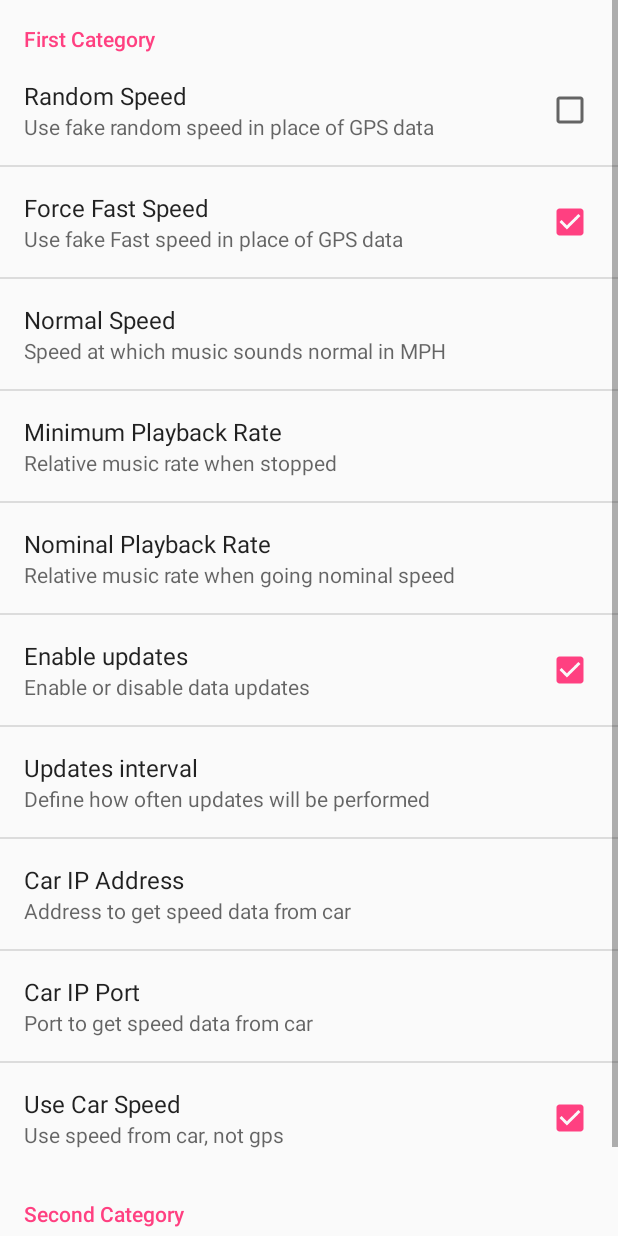
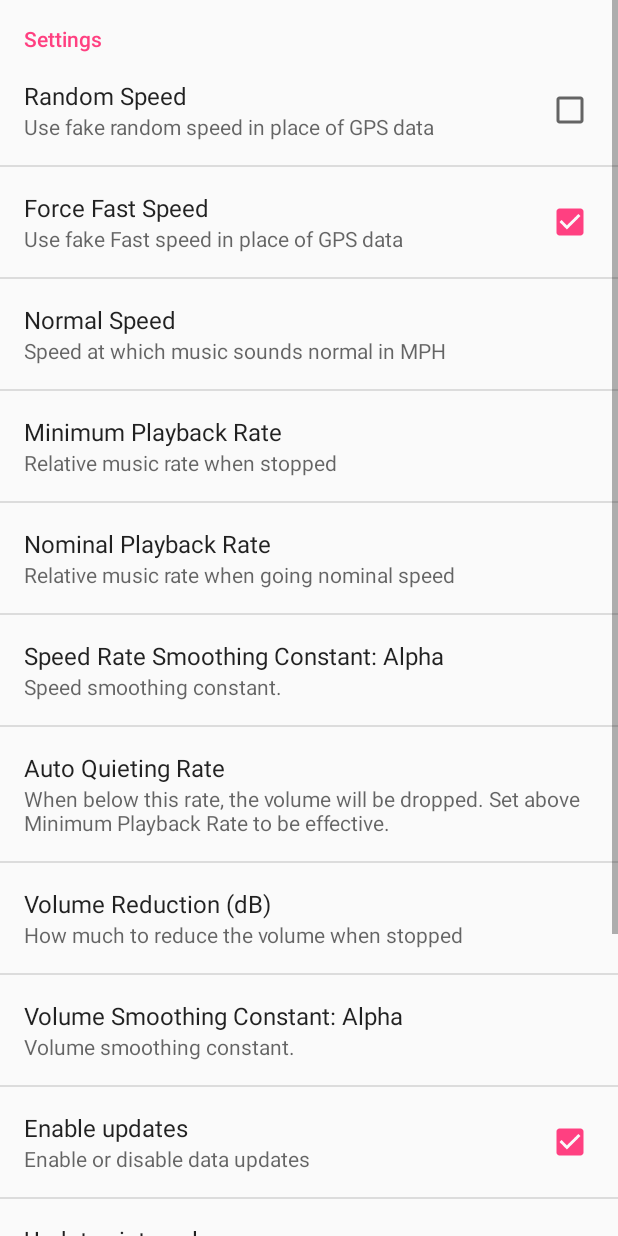
Before and after one commit to poleguy/ICT, an Android app: the screen it shows after launch (PrefsActivity), in the options menu, after a tap on "ICT Settings", on a phone screen of 412 x 824 dp. Run offline under Robolectric (Android 15) with nearby library versions, the light colour scheme and no system bars; 1 statement that could not run was skipped.

Commit message:
Added more parameters. Smoothing for volume change. Bigger font.

```diff
--- a/app/src/main/java/com/phantompowerracing/ict/AudioPlayer.java
+++ b/app/src/main/java/com/phantompowerracing/ict/AudioPlayer.java
@@ -111,8 +111,8 @@ public class AudioPlayer implements Runnable {
         //audioTrack.pause();
     }
 
-    public void setVolume(float vol) {
-        audioTrack.setVolume(vol);
+    public void setVolume(double vol) {
+        audioTrack.setVolume((float)vol);
     }
 
     HandlerThread callbackThread;
--- a/app/src/main/java/com/phantompowerracing/ict/IctActivity.java
+++ b/app/src/main/java/com/phantompowerracing/ict/IctActivity.java
@@ -73,6 +73,7 @@ public class IctActivity extends AppCompatActivity implements
     Handler smoothHandler = new Handler();
     int delay = 100; // msec
     double smoothedRate = 0.0;
+    double smoothedVolume = 0.0;
 
     private PowerManager mPowerManager;
     private PowerManager.WakeLock mWakeLock;
@@ -190,7 +191,7 @@ public class IctActivity extends AppCompatActivity implements
 //                });
 
 
-        SharedPreferences sharedPreferences = PreferenceManager.getDefaultSharedPreferences(this);
+        final SharedPreferences sharedPreferences = PreferenceManager.getDefaultSharedPreferences(this);
         String ip_address = sharedPreferences.getString("car_ip_address", "192.168.2.74");
         int ip_port = Integer.parseInt(sharedPreferences.getString("car_ip_port", "23"));
 
@@ -414,18 +415,28 @@ public class IctActivity extends AppCompatActivity implements
         smoothHandler.postDelayed(new Runnable() {
             public void run () {
                 // filter every 100msec
-                float vol = 0.0f;
-                double alpha = 0.05;
+                double vol = 0.0f;
+
+
+                double alpha = Double.parseDouble(sharedPreferences.getString("alpha", "0.05"));
+                double alphaVolume = Double.parseDouble(sharedPreferences.getString("alpha_volume", "0.05"));
+                double quietRate = Double.parseDouble(sharedPreferences.getString("quiet_rate", "0.81"));
+                double volumeReduction = Double.parseDouble(sharedPreferences.getString("volume_reduction", "-10.0"));
+
                 smoothedRate = m_relative_speed * alpha + smoothedRate * (1.0 - alpha);
+
                 // turn down the volume when stopped
-                if (smoothedRate < 0.81) {
-                    vol = 0.1f;
+                if (smoothedRate < quietRate) {
+                    vol = Math.pow(10,volumeReduction/10);
                 } else {
                     vol = 1.0f;
                 }
+                // smooth the volume
+                smoothedVolume = vol * alphaVolume + smoothedVolume * (1.0 - alphaVolume);
+
                 if (audioPlayer != null) {
                     audioPlayer.setPlaybackSpeed(smoothedRate);
-                    audioPlayer.setVolume(vol);
+                    audioPlayer.setVolume(smoothedVolume);
                 }
                 //Log.d("smooth", "new rate " + smoothedRate);
                 smoothHandler.postDelayed(this,delay);
@@ -628,7 +639,7 @@ public class IctActivity extends AppCompatActivity implements
         SharedPreferences sharedPreferences = PreferenceManager.getDefaultSharedPreferences(this);
         //http://stackoverflow.com/questions/17844511/android-preferences-error-string-cannot-be-cast-to-int
         int normalSpeed = Integer.parseInt(sharedPreferences.getString("normal_speed", "20"));
-        double minRate = Double.parseDouble(sharedPreferences.getString("min_rate", "0.9"));
+        double minRate = Double.parseDouble(sharedPreferences.getString("min_rate", "0.8"));
         double nominalRate = Double.parseDouble(sharedPreferences.getString("nominal_rate", "2.0"));
         //double minRate = 0.9;
         double slope = (nominalRate-minRate);
@@ -703,7 +714,8 @@ public class IctActivity extends AppCompatActivity implements
             s = String.format("throttle: %.1f A, %.1f A", ict.iThrottle1, ict.iThrottle2);
             mTextViewThrottle.setText(s);
 
-            s = String.format("speed %.1f MPH, %.1f rpm\nGPS speed %.1f MPH\n good reads: %d, total reads: %d", mSpeed, mGpsSpeed, ict.rpm1, ict.goodReadCount,ict.totalReadCount);
+            //s = String.format("speed %.1f MPH, %.1f rpm\nGPS speed %.1f MPH\n good reads: %d, total reads: %d", mSpeed, mGpsSpeed, ict.rpm1, ict.goodReadCount,ict.totalReadCount);
+            s = String.format("%.1f",mSpeed);
             mCurrentSpeedMphTextView.setText(s);
             mRelativePlaybackSpeedTextView.setText(String.format(getString(R.string.playback_speed_format), m_relative_speed));
 
--- a/app/src/main/res/layout/content_ict.xml
+++ b/app/src/main/res/layout/content_ict.xml
@@ -49,12 +49,12 @@
     <TextView
         android:layout_width="wrap_content"
         android:layout_height="wrap_content"
-        android:text="Speed"
+        android:text="36.0"
         android:textAppearance="@android:style/TextAppearance.Material.Small"
         android:id="@+id/current_speed_mph"
         android:layout_below="@+id/relative_playback_speed"
         android:layout_alignParentStart="true"
-        android:textSize="30sp" />
+        android:textSize="140sp" />
 
     <TextView
         android:id="@+id/settings_text_view"
@@ -101,7 +101,7 @@
         android:layout_width="wrap_content"
         android:layout_height="wrap_content"
         android:text="PWM"
-        android:layout_below="@+id/textViewCurrent"
-        android:layout_centerHorizontal="true" />
+        android:layout_above="@+id/current_speed_mph"
+        android:layout_alignStart="@+id/textViewCurrent" />
 
 </RelativeLayout>
--- a/app/src/main/res/xml/preferences.xml
+++ b/app/src/main/res/xml/preferences.xml
@@ -3,8 +3,8 @@
 <PreferenceScreen xmlns:android="http://schemas.android.com/apk/res/android">
 
     <PreferenceCategory
-        android:title="First Category"
-        android:key="first_category">
+        android:title="Settings"
+        android:key="Settings_Category">
 
         <CheckBoxPreference
             android:key="random_speed"
@@ -37,6 +37,30 @@
             android:summary="Relative music rate when going nominal speed"
             android:title="Nominal Playback Rate"
             android:defaultValue="2.0"
+            />
+        <EditTextPreference
+            android:key="alpha"
+            android:summary="Speed smoothing constant."
+            android:title="Speed Rate Smoothing Constant: Alpha"
+            android:defaultValue="0.05"
+            />
+        <EditTextPreference
+            android:key="quiet_rate"
+            android:summary="When below this rate, the volume will be dropped. Set above Minimum Playback Rate to be effective."
+            android:title="Auto Quieting Rate"
+            android:defaultValue="0.81"
+            />
+        <EditTextPreference
+            android:key="volume_reduction"
+            android:summary="How much to reduce the volume when stopped"
+            android:title="Volume Reduction (dB)"
+            android:defaultValue="-10.0"
+        />
+        <EditTextPreference
+            android:key="alpha_volume"
+            android:summary="Volume smoothing constant."
+            android:title="Volume Smoothing Constant: Alpha"
+            android:defaultValue="0.05"
             />
         <CheckBoxPreference
             android:key="perform_updates"
@@ -74,18 +98,4 @@
             />
     </PreferenceCategory>
 
-    <PreferenceCategory
-        android:title="Second Category"
-        android:key="second_category">
-
-        <EditTextPreference
-            android:key="welcome_message"
-            android:title="Welcome Message"
-            android:summary="Define the Welcome message to be shown"
-            android:dialogTitle="Welcome Message"
-            android:dialogMessage="Provide a message"
-            android:defaultValue="Default welcome message" />
-
-    </PreferenceCategory>
-
 </PreferenceScreen>
```
Also changed, not shown: 1 other file.
